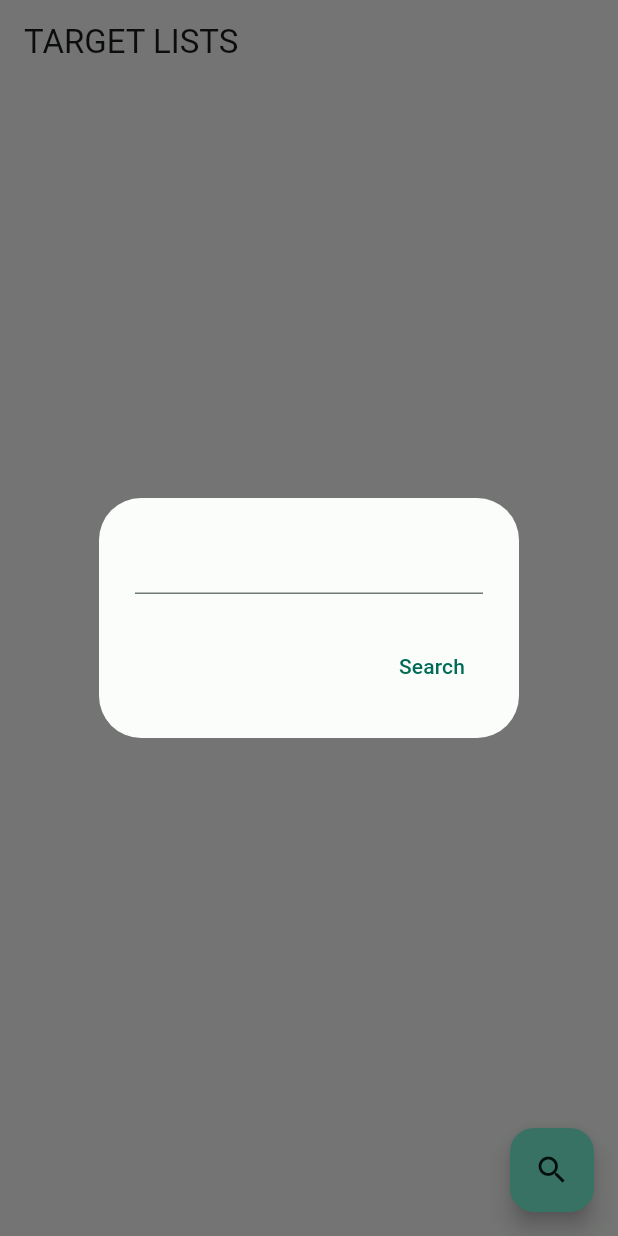
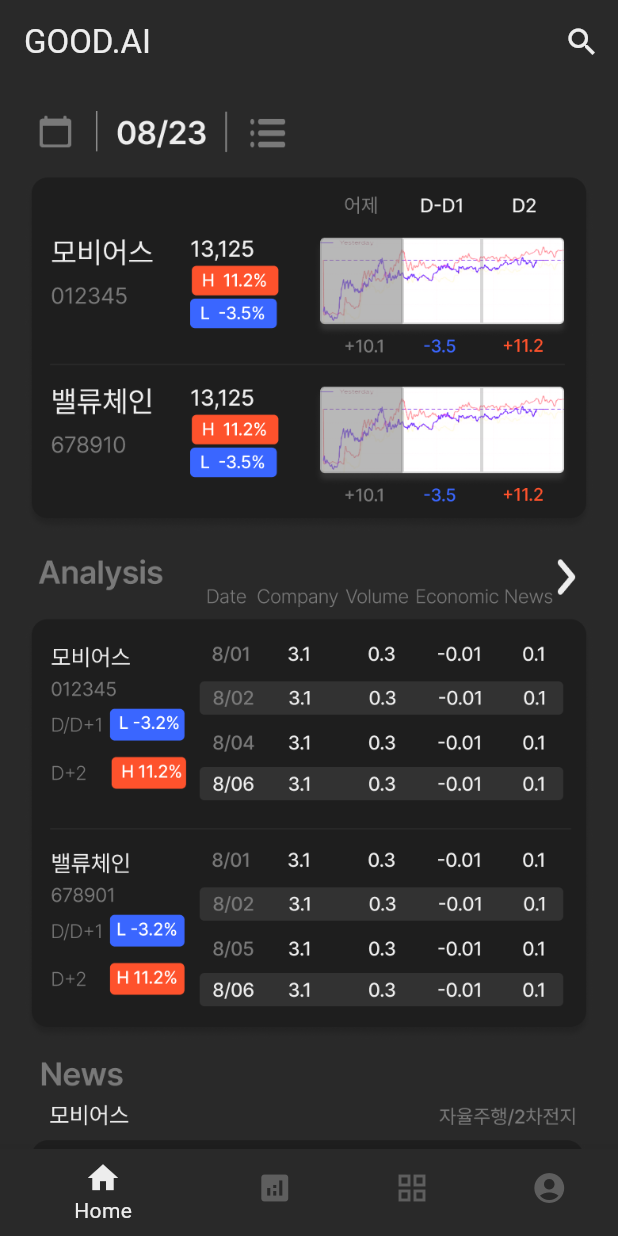
Before and after one commit to tjclick/fss_ai_app, a Flutter app: the screen it shows after launch, after a tap on the "search" icon, on a phone screen of 412 x 824 dp. Run offline on Flutter 3.47's test engine with Material 2 defaults, Android fonts, the light colour scheme and no system bars; our stand-ins replace freezed_annotation, get; network calls fail.

Commit message:
modified 8/8.8

```diff
--- /dev/null
+++ b/lib/demo/HomeScreen3.dart
@@ -0,0 +1,93 @@
+import 'package:flutter/material.dart';
+
+class HomeScreen3 extends StatefulWidget {
+  @override
+  _HomeScreenState createState() => _HomeScreenState();
+}
+
+class _HomeScreenState extends State<HomeScreen3> {
+  int _selectedIndex = 0;
+
+  static List<Widget> _widgetOptions = <Widget>[
+    _buildImage('assets/images/demo_home01.png'),
+    _buildImage('assets/images/demo_company01.png'),
+    _buildImage('assets/images/demo_daily01.png'),
+    _buildImage('assets/images/demo_volume01.png'),
+  ];
+
+
+  static Widget _buildImage(String imagePath) {
+    return SizedBox(
+      child: Image.asset(imagePath, fit: BoxFit.fill),
+    );
+  }
+
+
+  void _onItemTapped(int index) {
+    setState(() {
+      _selectedIndex = index;
+    });
+  }
+
+  @override
+  Widget build(BuildContext context) {
+    return Scaffold(
+      appBar: AppBar(
+        title: Text('GOOD.AI', style: TextStyle(color: Color(0xFFEDEDED),),),
+        actions: <Widget>[
+          IconButton(
+            icon: Icon(Icons.search),
+            color: Color(0xFFEDEDED),
+            onPressed: () {
+              // Handle search action
+            },
+          ),
+        ],
+        backgroundColor: Color(0xFF292929),
+      ),
+      body: CustomScrollView(
+        slivers: <Widget>[
+          SliverList(
+            delegate: SliverChildListDelegate(
+              [
+                Container(
+                  child: _widgetOptions.elementAt(_selectedIndex),
+                  ),
+                // 추가적인 위젯들을 여기에 추가할 수 있습니다.
+              ],
+            ),
+          ),
+        ],
+      ),
+
+      bottomNavigationBar: BottomNavigationBar(
+        items: <BottomNavigationBarItem>[
+          BottomNavigationBarItem(
+            icon: Icon(Icons.home),
+            label: 'Home',
+            backgroundColor: Color(0xFF292929),
+          ),
+          BottomNavigationBarItem(
+            icon: Icon(Icons.analytics),
+            label: 'Analytics',
+            backgroundColor: Color(0xFF292929),
+          ),
+          BottomNavigationBarItem(
+            icon: Icon(Icons.grid_view),
+            label: 'Perform',
+            backgroundColor: Color(0xFF292929),
+          ),
+          BottomNavigationBarItem(
+            icon: Icon(Icons.account_circle),
+            label: 'User',
+            backgroundColor: Color(0xFF292929),
+          ),
+        ],
+        currentIndex: _selectedIndex,
+        selectedItemColor: Color(0xFFededed),
+        unselectedItemColor: Color.fromARGB(255, 94, 94, 94),
+        onTap: _onItemTapped,
+      ),
+    );
+  }
+}
--- a/lib/main.dart
+++ b/lib/main.dart
@@ -3,10 +3,9 @@ import 'dart:io';
 import 'package:flutter/material.dart';
 import 'package:fss_ai_app/data/repository/board_repository_impl.dart';
 import 'package:fss_ai_app/data/source/remote/board_api.dart';
+import 'package:fss_ai_app/demo/HomeScreen3.dart';
 import 'package:fss_ai_app/lib_color_schemes.g.dart';
-import 'package:fss_ai_app/presentation/home_screen.dart';
 import 'package:fss_ai_app/presentation/home_view_model.dart';
-import 'package:fss_ai_app/presentation/return_pvc.dart';
 import 'package:get/get.dart';
 import 'package:provider/provider.dart';
 
@@ -40,8 +39,12 @@ class MyApp extends StatelessWidget {
       themeMode: ThemeMode.system,
       initialRoute: "/",
       getPages: [
-        GetPage(name: "/", page: () => HomeScreen()),
-        GetPage(name: "/drivers", page: () => ReturnPvc()),
+        // # DEMO
+        GetPage(name: "/", page: () => HomeScreen3()),
+        // # API Test
+        //GetPage(name: "/", page: () => HomeScreen()),
+        //GetPage(name: "/drivers", page: () => ReturnPvc()),
+        // # GetX Test
         //GetPage(name: "/map", page: () => PageMapApp()),
         //GetPage(name: "/para/:ID4", page: () => PageParaApp()),
       ],
```
Also changed, not shown: lib/demo/HomeScreen2.dart (added, +85 -0 lines), pubspec.yaml (+5 -2 lines), assets/images/demo_company01.png (added), assets/images/demo_daily01.png (added), assets/images/demo_home01.png (added), assets/images/demo_volume01.png (added).
